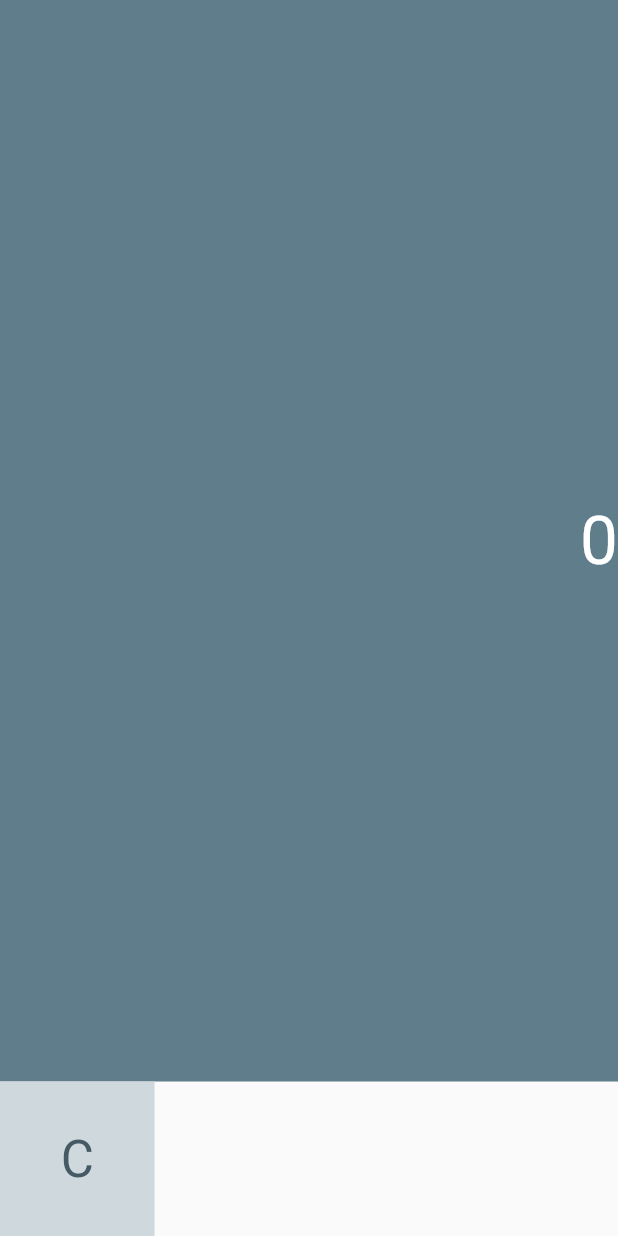
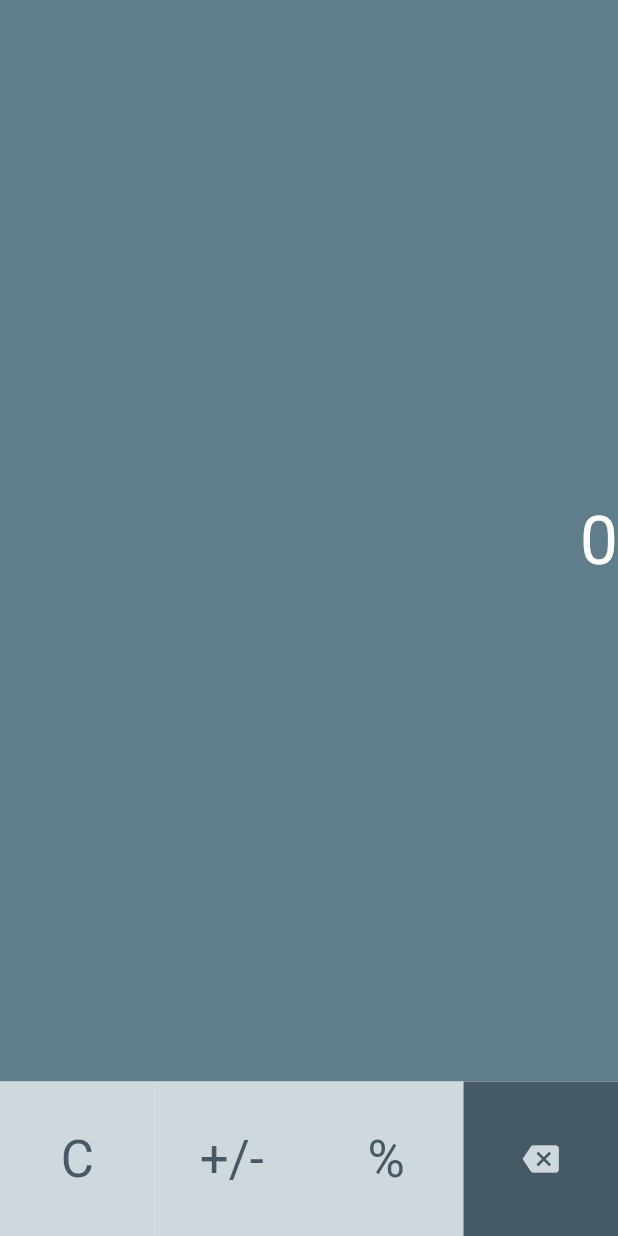
Before and after one commit to ekorahy/Calculator_App, a Flutter app: the screen it shows after launch, on a phone screen of 412 x 824 dp. Run offline on Flutter 3.47's test engine with Material 2 defaults, Android fonts, the phone set to English and light mode, and no system bars.

Commit message:
add state icon to widget calculator button

```diff
--- a/lib/calculator_button.dart
+++ b/lib/calculator_button.dart
@@ -4,11 +4,19 @@ class CalculatorButton extends StatelessWidget {
   final Color backroundColor;
   final Color foregroundColor;
   final String text;
+  IconData? icon;
 
-  const CalculatorButton({
+  CalculatorButton({
     required this.backroundColor,
     required this.foregroundColor,
     required this.text,
+  });
+
+  CalculatorButton.Icon({
+    required this.backroundColor,
+    required this.foregroundColor,
+    required this.text,
+    required this.icon,
   });
 
   @override
@@ -16,12 +24,17 @@ class CalculatorButton extends StatelessWidget {
     return Container(
       color: backroundColor,
       child: Center(
-        child: Text(
+        child: icon == null
+        ? Text(
           text,
           style: Theme.of(context)
             .textTheme
             .headline4!
             .copyWith(color: foregroundColor),
+        )
+        : Icon(
+            icon,
+            color: foregroundColor,
         ),
       ),
     );
--- a/lib/my_home_page.dart
+++ b/lib/my_home_page.dart
@@ -39,6 +39,22 @@ class _MyHomePageState extends State<MyHomePage> {
                 foregroundColor: Theme.of(context).primaryColorDark,
                 text: 'C',
               ),
+              CalculatorButton(
+                backroundColor: Theme.of(context).primaryColorLight,
+                foregroundColor: Theme.of(context).primaryColorDark,
+                text: '+/-',
+              ),
+              CalculatorButton(
+                backroundColor: Theme.of(context).primaryColorLight,
+                foregroundColor: Theme.of(context).primaryColorDark,
+                text: '%',
+              ),
+              CalculatorButton.Icon(
+                backroundColor: Theme.of(context).primaryColorDark,
+                foregroundColor: Theme.of(context).primaryColorLight,
+                text: 'Backspace',
+                icon: Icons.backspace,
+              ),
             ],
           ),
         ],
```
